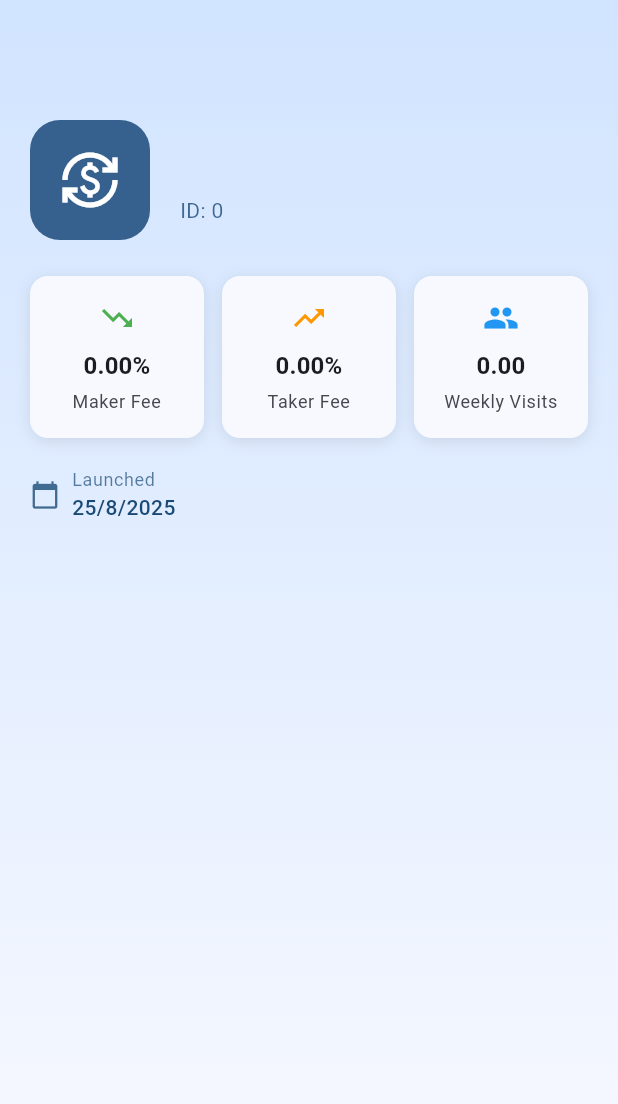
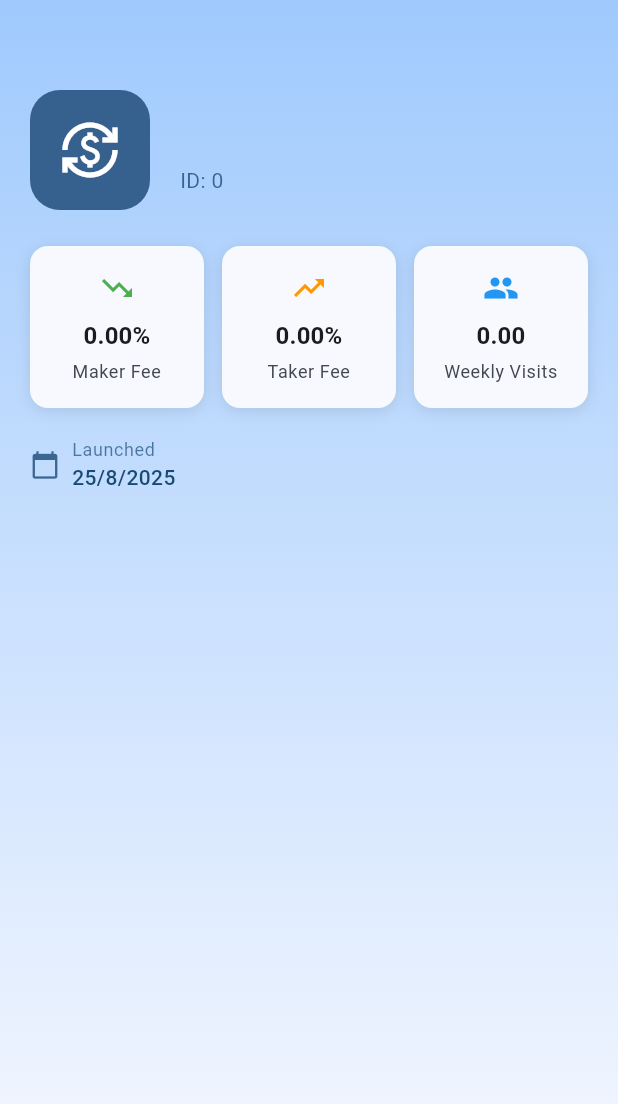
Before and after one commit to inacio-gpi/coin-market-app, a Flutter app: the ExchangeInfoHeader widget shown alone on an empty page, opened directly with empty values, on a phone screen of 412 x 824 dp. Shown: the top 1104 px of the screen. Run offline on Flutter 3.47's test engine with Material 3 defaults, Android fonts, the phone set to English and light mode, and no system bars; our stand-ins replace dartz, equatable, flutter_bloc, get_it, hive, hive_flutter; accounts and stored records are empty; network calls fail.

Commit message:
fix: listagem de detalhes

```diff
--- a/lib/features/exchanges/presentation/widgets/exchange_info_header.dart
+++ b/lib/features/exchanges/presentation/widgets/exchange_info_header.dart
@@ -12,23 +12,21 @@ class ExchangeInfoHeader extends StatelessWidget {
     final theme = Theme.of(context);
 
     return Container(
-      padding: const EdgeInsets.all(20),
+      padding: const EdgeInsets.only(top: 60, left: 20, right: 20, bottom: 30),
       decoration: BoxDecoration(
         gradient: LinearGradient(
           begin: Alignment.topCenter,
           end: Alignment.bottomCenter,
-          colors: [
-            theme.colorScheme.primaryContainer,
-            theme.colorScheme.surface,
-          ],
+          colors: [theme.colorScheme.inversePrimary, theme.colorScheme.surface],
         ),
       ),
       child: Column(
         crossAxisAlignment: CrossAxisAlignment.start,
         children: [
-          SizedBox(height: kToolbarHeight + 4),
+          // Logo and Name Row
           Row(
             children: [
+              // Logo placeholder
               Container(
                 width: 80,
                 height: 80,
@@ -43,6 +41,8 @@ class ExchangeInfoHeader extends StatelessWidget {
                 ),
               ),
               const SizedBox(width: 20),
+
+              // Exchange details
               Expanded(
                 child: Column(
                   crossAxisAlignment: CrossAxisAlignment.start,
@@ -58,8 +58,8 @@ class ExchangeInfoHeader extends StatelessWidget {
                     Text(
                       'ID: ${exchangeInfo.id}',
                       style: theme.textTheme.bodyMedium?.copyWith(
-                        color: theme.colorScheme.onPrimaryContainer.withValues(
-                          alpha: 0.8,
+                        color: theme.colorScheme.onPrimaryContainer.withOpacity(
+                          0.8,
                         ),
                       ),
                     ),
@@ -69,7 +69,7 @@ class ExchangeInfoHeader extends StatelessWidget {
                         exchangeInfo.description,
                         style: theme.textTheme.bodyMedium?.copyWith(
                           color: theme.colorScheme.onPrimaryContainer
-                              .withValues(alpha: 0.9),
+                              .withOpacity(0.9),
                         ),
                         maxLines: 2,
                         overflow: TextOverflow.ellipsis,
@@ -80,7 +80,10 @@ class ExchangeInfoHeader extends StatelessWidget {
               ),
             ],
           ),
+
           const SizedBox(height: 24),
+
+          // Stats Grid
           Row(
             children: [
               Expanded(
@@ -114,7 +117,10 @@ class ExchangeInfoHeader extends StatelessWidget {
               ),
             ],
           ),
+
           const SizedBox(height: 20),
+
+          // Website and Launch Date
           Row(
             children: [
               if (exchangeInfo.urls.website.isNotEmpty) ...[
@@ -159,7 +165,7 @@ class ExchangeInfoHeader extends StatelessWidget {
         borderRadius: BorderRadius.circular(12),
         boxShadow: [
           BoxShadow(
-            color: Colors.black.withValues(alpha: 0.1),
+            color: Colors.black.withOpacity(0.1),
             blurRadius: 8,
             offset: const Offset(0, 2),
           ),
@@ -202,7 +208,7 @@ class ExchangeInfoHeader extends StatelessWidget {
         Icon(
           icon,
           size: 20,
-          color: theme.colorScheme.onPrimaryContainer.withValues(alpha: 0.8),
+          color: theme.colorScheme.onPrimaryContainer.withOpacity(0.8),
         ),
         const SizedBox(width: 8),
         Expanded(
@@ -212,9 +218,7 @@ class ExchangeInfoHeader extends StatelessWidget {
               Text(
                 label,
                 style: theme.textTheme.bodySmall?.copyWith(
-                  color: theme.colorScheme.onPrimaryContainer.withValues(
-                    alpha: 0.7,
-                  ),
+                  color: theme.colorScheme.onPrimaryContainer.withOpacity(0.7),
                 ),
               ),
               Text(
--- a/lib/features/home/presentation/pages/home_page.dart
+++ b/lib/features/home/presentation/pages/home_page.dart
@@ -3,6 +3,7 @@ import 'package:coin_market_app/features/home/presentation/bloc/home_event.dart'
 import 'package:coin_market_app/features/home/presentation/bloc/home_state.dart';
 import 'package:coin_market_app/features/home/presentation/widgets/exchange_list_item.dart';
 import 'package:flutter/material.dart';
+import 'package:flutter/services.dart';
 import 'package:flutter_bloc/flutter_bloc.dart';
 
 class HomePage extends StatefulWidget {
@@ -23,6 +24,9 @@ class _HomePageState extends State<HomePage> {
   Widget build(BuildContext context) {
     return Scaffold(
       appBar: AppBar(
+        systemOverlayStyle: SystemUiOverlayStyle(
+          statusBarColor: Theme.of(context).colorScheme.inversePrimary,
+        ),
         title: const Text('Coin Market App'),
         backgroundColor: Theme.of(context).colorScheme.inversePrimary,
         actions: [
```
Also changed, not shown: lib/features/exchanges/presentation/pages/exchanges_list_page.dart (+100 -7 lines).
